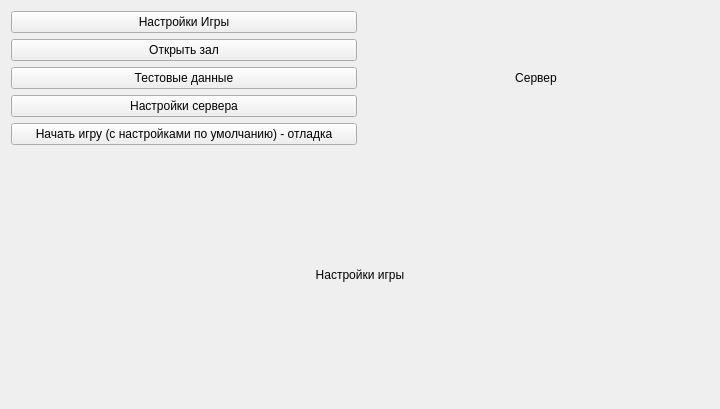
Before: the Qt Designer form Nayda/playMenu.ui in Mar94oK/Nayda, drawn with Qt 5.
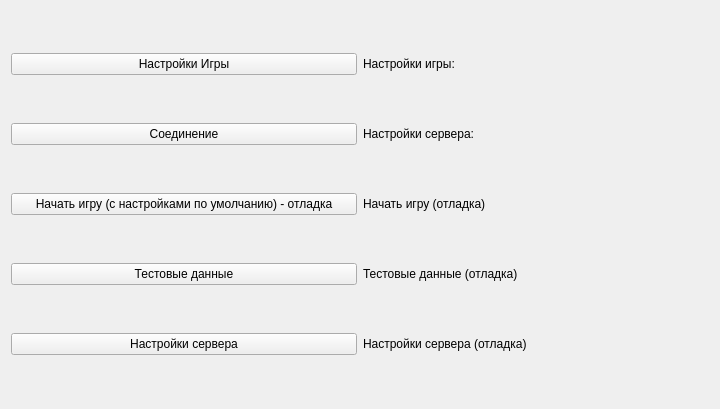
After: the same form once the commit is applied.

Diff of the .ui file:
```diff
--- a/Nayda/playMenu.ui
+++ b/Nayda/playMenu.ui
@@ -21,42 +21,20 @@
     <number>6</number>
    </property>
    <item row="0" column="0">
-    <layout class="QVBoxLayout" name="verticalLayout">
-     <item>
       <widget class="QPushButton" name="btn_GameSettings">
        <property name="text">
         <string>Настройки Игры</string>
        </property>
       </widget>
      </item>
-     <item>
-      <widget class="QPushButton" name="btn_StartTheGame">
-       <property name="text">
-        <string>Открыть зал</string>
-       </property>
-      </widget>
-     </item>
-     <item>
+   <item row="4" column="0">
       <widget class="QPushButton" name="btn_SendTestData">
-       <property name="sizePolicy">
-        <sizepolicy hsizetype="Minimum" vsizetype="Fixed">
-         <horstretch>0</horstretch>
-         <verstretch>0</verstretch>
-        </sizepolicy>
-       </property>
        <property name="text">
         <string>Тестовые данные</string>
        </property>
       </widget>
      </item>
-     <item>
-      <widget class="QPushButton" name="btn_ServerSettings">
-       <property name="text">
-        <string>Настройки сервера</string>
-       </property>
-      </widget>
-     </item>
-     <item>
+   <item row="3" column="0">
       <widget class="QPushButton" name="btn_DebugStart">
        <property name="sizePolicy">
         <sizepolicy hsizetype="Minimum" vsizetype="Fixed">
@@ -69,25 +47,52 @@
        </property>
       </widget>
      </item>
-    </layout>
+   <item row="1" column="0">
+    <widget class="QPushButton" name="btn_StartTheGame">
+     <property name="text">
+      <string>Соединение</string>
+     </property>
+    </widget>
+   </item>
+   <item row="1" column="1">
+    <widget class="QLabel" name="lbl_Connection">
+     <property name="text">
+      <string>Настройки сервера: </string>
+     </property>
+    </widget>
+   </item>
+   <item row="4" column="1">
+    <widget class="QLabel" name="lbl_TestData">
+     <property name="text">
+      <string>Тестовые данные (отладка)</string>
+     </property>
+    </widget>
+   </item>
+   <item row="3" column="1">
+    <widget class="QLabel" name="lbl_StartTheGameDefault">
+     <property name="text">
+      <string>Начать игру (отладка)</string>
+     </property>
+    </widget>
+   </item>
+   <item row="5" column="0">
+    <widget class="QPushButton" name="btn_ServerSettings">
+     <property name="text">
+      <string>Настройки сервера</string>
+     </property>
+    </widget>
    </item>
    <item row="0" column="1">
     <widget class="QLabel" name="label">
      <property name="text">
-      <string>Сервер</string>
-     </property>
-     <property name="alignment">
-      <set>Qt::AlignCenter</set>
+      <string>Настройки игры: </string>
      </property>
     </widget>
    </item>
-   <item row="1" column="0" colspan="2">
-    <widget class="QLabel" name="lbl_Settings">
+   <item row="5" column="1">
+    <widget class="QLabel" name="lbl_ServerSettings">
      <property name="text">
-      <string>Настройки игры</string>
-     </property>
-     <property name="alignment">
-      <set>Qt::AlignCenter</set>
+      <string>Настройки сервера (отладка)</string>
      </property>
     </widget>
    </item>
```
Left out of the diff: 2 changed lines with no effect on the pictures. Lines whose indentation alone changed are shown as unchanged.
